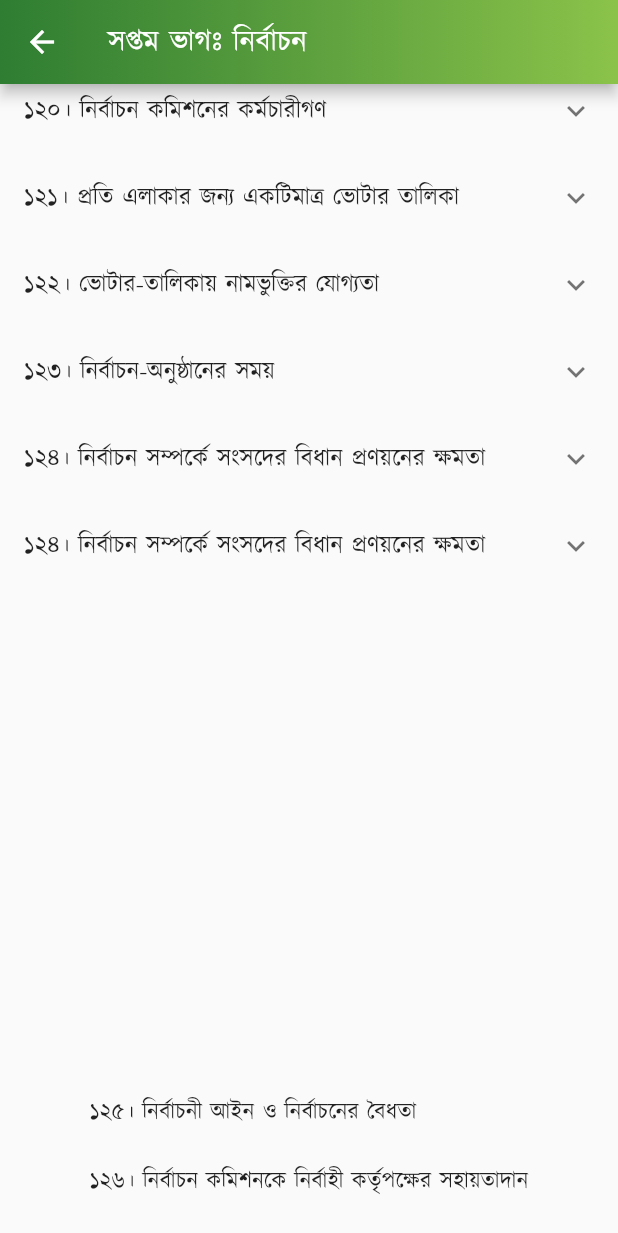
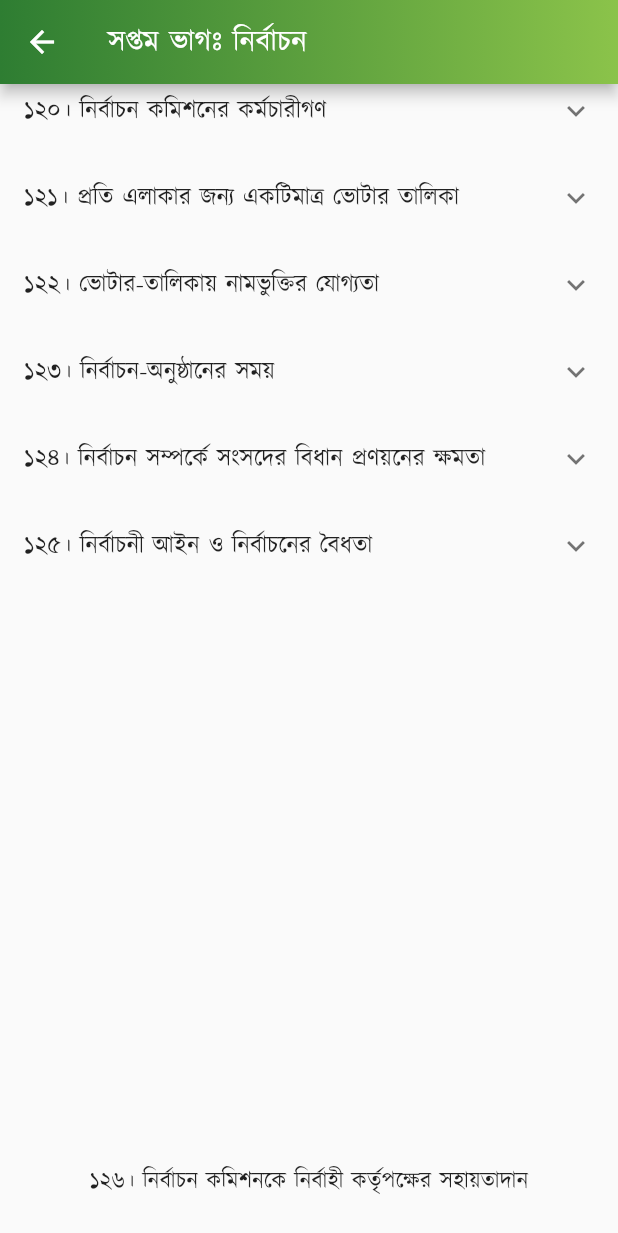
Before and after one commit to Azimul-Haque/flutter-onesignal, a Flutter app: the PartSeven screen opened directly, scrolled down 184 dp, on a phone screen of 412 x 824 dp. Shown: the top 1233 px of the screen. Run offline on Flutter 3.47's test engine with Material 2 defaults, Android fonts, the phone set to English and light mode, and no system bars; our stand-ins replace fluttertoast, package_info_plus, percent_indicator, shared_preferences, sqflite; missing offline and left inert: blinking_text, flutter_share, onesignal_flutter, slide_popup_dialog; accounts and stored records are empty; network calls fail.

Commit message:
Commit Fri 04/29/2022 23:43:31.24 9678

```diff
--- a/lib/pages/constitution/part7.dart
+++ b/lib/pages/constitution/part7.dart
@@ -154,7 +154,7 @@ class PartSeven extends StatelessWidget {
             ],
           ),
           ExpansionTile(
-            title: Text('১২৪। নির্বাচন সম্পর্কে সংসদের বিধান প্রণয়নের ক্ষমতা'),
+            title: Text('১২৫। নির্বাচনী আইন ও নির্বাচনের বৈধতা'),
             children: <Widget>[
               ListTile(
                   title: SelectableText(
@@ -167,7 +167,7 @@ class PartSeven extends StatelessWidget {
             padding: EdgeInsets.all(15),
             child: Column(children: <Widget>[
               Text(
-                " \n\n \n\n \n\n \n\n \n\n \n\n \n\n১২৫। নির্বাচনী আইন ও নির্বাচনের বৈধতা \n\n১২৬। নির্বাচন কমিশনকে নির্বাহী কর্তৃপক্ষের সহায়তাদান",
+                " \n\n \n\n \n\n \n\n \n\n \n\n \n\n \n\n১২৬। নির্বাচন কমিশনকে নির্বাহী কর্তৃপক্ষের সহায়তাদান",
                 style:
                     TextStyle(color: Colors.black87, fontSize: 15, height: 1.5),
                 textAlign: TextAlign.justify,
```
